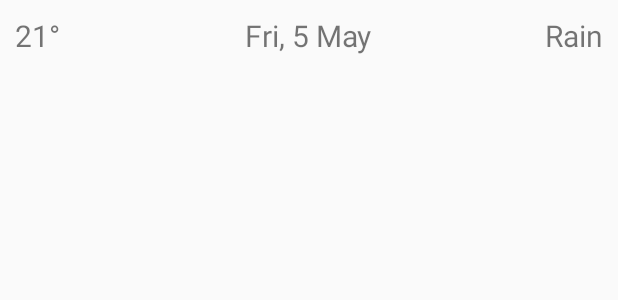
After one commit to pranasabda/IndonesiaAndroidKejar, an Android app: the layout list_row_weather.xml on its own in the app's theme, with its tools: preview values and no code run, on a phone screen of 412 x 824 dp. The commit adds this screen. Shown: the top 300 px of the screen. Run offline under Robolectric (Android 15) with nearby library versions, the phone set to English and light mode, and no system bars.

Commit message:
add adapter, change text view to recyclerview

```diff
--- a/Forecast/app/build.gradle
+++ b/Forecast/app/build.gradle
@@ -25,7 +25,6 @@ dependencies {
         exclude group: 'com.android.support', module: 'support-annotations'
     })
     compile 'com.android.support:appcompat-v7:25.3.1'
-    compile 'com.android.support.constraint:constraint-layout:1.0.2'
     compile 'com.android.support:recyclerview-v7:25.3.1'
     testCompile 'junit:junit:4.12'
 }
--- /dev/null
+++ b/Forecast/app/src/main/res/layout/list_row_weather.xml
@@ -0,0 +1,35 @@
+<?xml version="1.0" encoding="utf-8"?>
+<RelativeLayout xmlns:android="http://schemas.android.com/apk/res/android"
+    android:layout_width="wrap_content"
+    android:layout_height="wrap_content"
+    android:padding="10dp"
+    android:orientation="vertical">
+
+    <TextView
+        android:id="@+id/tv_temp"
+        android:layout_width="wrap_content"
+        android:layout_height="wrap_content"
+        android:layout_alignParentLeft="true"
+        android:layout_alignParentStart="true"
+        android:textSize="20sp"
+        android:text="21°" />
+
+    <TextView
+        android:id="@+id/tv_dt"
+        android:layout_width="wrap_content"
+        android:layout_height="wrap_content"
+        android:textSize="20sp"
+        android:text="Fri, 5 May"
+        android:layout_alignParentTop="true"
+        android:layout_centerHorizontal="true" />
+
+    <TextView
+        android:id="@+id/tv_main"
+        android:layout_width="wrap_content"
+        android:layout_height="wrap_content"
+        android:layout_alignParentEnd="true"
+        android:layout_alignParentRight="true"
+        android:layout_alignParentTop="true"
+        android:textSize="20sp"
+        android:text="Rain" />
+</RelativeLayout>
```
Also changed, not shown: Forecast/app/src/main/java/forecast/iak/muhtar/forecast/adapter/WeatherAdapter.java (added, +62 -0 lines), Forecast/app/src/main/res/layout/activity_main.xml (+8 -15 lines).
